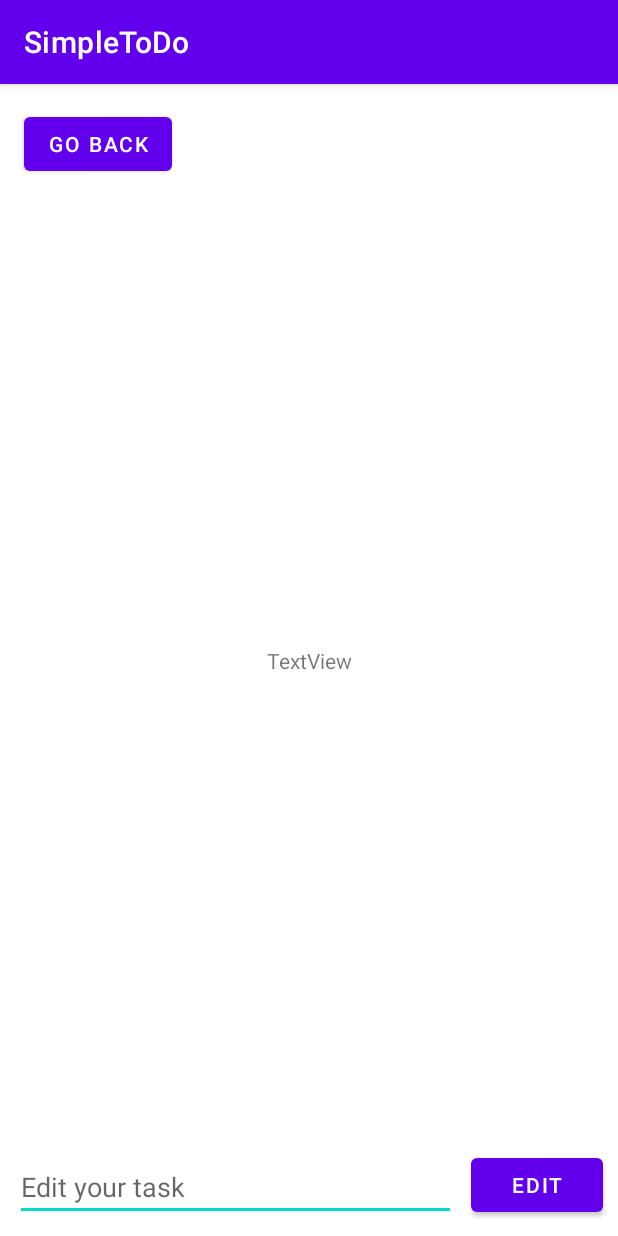
After one commit to naronchen/Mobile_App_Development, an Android app: the EditActivity screen opened directly, with no data from a screen before it, on a phone screen of 412 x 824 dp. The commit adds this screen. Run offline under Robolectric (Android 15) with nearby library versions, the phone set to English and light mode, and no system bars.

Commit message:
Used Intent to create new page for edit activity

```diff
--- a/app/src/main/AndroidManifest.xml
+++ b/app/src/main/AndroidManifest.xml
@@ -9,6 +9,7 @@
         android:roundIcon="@mipmap/ic_launcher_round"
         android:supportsRtl="true"
         android:theme="@style/Theme.SimpleToDo">
+        <activity android:name= ".EditActivity" />
         <activity
             android:name=".MainActivity"
             android:exported="true">
--- /dev/null
+++ b/app/src/main/java/com/example/simpletodo/EditActivity.kt
@@ -0,0 +1,20 @@
+package com.example.simpletodo
+
+import android.os.Bundle
+import android.os.PersistableBundle
+import android.util.Log
+import android.view.View
+import android.widget.Button
+import androidx.appcompat.app.AppCompatActivity
+
+class EditActivity : AppCompatActivity() {
+    override fun onCreate(savedInstanceState: Bundle?) {
+        super.onCreate(savedInstanceState)
+        setContentView(R.layout.activity_edit)
+        val btnBack = findViewById<Button>(R.id.btnBack)
+        btnBack.setOnClickListener{
+            finish()
+        }
+    }
+
+}
--- a/app/src/main/java/com/example/simpletodo/MainActivity.kt
+++ b/app/src/main/java/com/example/simpletodo/MainActivity.kt
@@ -1,5 +1,6 @@
 package com.example.simpletodo
 
+import android.content.Intent
 import androidx.appcompat.app.AppCompatActivity
 import android.os.Bundle
 import android.util.Log
@@ -13,8 +14,8 @@ import java.io.File
 import java.io.IOException
 import java.nio.charset.Charset
 
+
 class MainActivity : AppCompatActivity() {
-
 
     var listOfTasks = mutableListOf<String>()
     lateinit var adapter: TaskItemAdapter
@@ -34,7 +35,14 @@ class MainActivity : AppCompatActivity() {
 
                 saveItem()
             }
+        }
 
+        val onClickListener = object : TaskItemAdapter.OnClickListener {
+            override fun onItemClicked(position: Int) {
+                Log.i("Naron", "Hi from MainActivity onItemClicked")
+                val i = Intent(this@MainActivity, EditActivity::class.java)
+                startActivity(i) // bring EditActivity
+            }
         }
 
 //        listOfTasks.add("ReDo Laundry")
@@ -43,7 +51,7 @@ class MainActivity : AppCompatActivity() {
         //look up recyclerView in layout
         val recyclerView = findViewById<RecyclerView>(R.id.recyclerView)
         //create adapter passing the sample user data
-        adapter = TaskItemAdapter(listOfTasks, onLongClickListener)
+        adapter = TaskItemAdapter(listOfTasks, onLongClickListener, onClickListener)
         //Attach the adapter to the recyclerview to populate items
         recyclerView.adapter = adapter
         recyclerView.layoutManager = LinearLayoutManager( this)
--- a/app/src/main/java/com/example/simpletodo/TaskItemAdapter.kt
+++ b/app/src/main/java/com/example/simpletodo/TaskItemAdapter.kt
@@ -9,13 +9,16 @@ import androidx.recyclerview.widget.RecyclerView
 
 
 // Tel RecycleView how to display the data
-class TaskItemAdapter(private val listOfItems: List<String>, val longClickListener: OnLongClickListener) :
+class TaskItemAdapter(private val listOfItems: List<String>, val longClickListener: OnLongClickListener, val ClickListener: OnClickListener) :
     RecyclerView.Adapter<TaskItemAdapter.ViewHolder>() {
 
     interface OnLongClickListener{
         fun onItemLongClicked(position: Int)
     }
 
+    interface OnClickListener{
+        fun onItemClicked(position: Int)
+    }
 
     override fun onCreateViewHolder(parent: ViewGroup, viewType: Int): TaskItemAdapter.ViewHolder {
         val context = parent.context
@@ -50,6 +53,12 @@ class TaskItemAdapter(private val listOfItems: List<String>, val longClickListen
                 longClickListener.onItemLongClicked(adapterPosition)
                 true
             }
+
+            itemView.setOnClickListener{
+                ClickListener.onItemClicked(adapterPosition)
+                true
+            }
+
         }
 
     }
--- /dev/null
+++ b/app/src/main/res/layout/activity_edit.xml
@@ -0,0 +1,47 @@
+<?xml version="1.0" encoding="utf-8"?>
+<androidx.constraintlayout.widget.ConstraintLayout xmlns:android="http://schemas.android.com/apk/res/android"
+    xmlns:app="http://schemas.android.com/apk/res-auto"
+    xmlns:tools="http://schemas.android.com/tools"
+    android:layout_width="match_parent"
+    android:layout_height="match_parent">
+
+    <Button
+        android:id="@+id/button"
+        android:layout_width="wrap_content"
+        android:layout_height="wrap_content"
+        android:layout_margin="10dp"
+        android:text="Edit"
+        app:layout_constraintBottom_toBottomOf="parent"
+        app:layout_constraintEnd_toEndOf="parent" />
+
+    <EditText
+        android:id="@+id/addTaskField"
+        android:layout_width="0dp"
+        android:layout_height="wrap_content"
+        android:layout_margin="10dp"
+        android:hint="Edit your task"
+        app:layout_constraintBottom_toBottomOf="parent"
+        app:layout_constraintEnd_toStartOf="@+id/button"
+        app:layout_constraintStart_toStartOf="parent" />
+
+    <TextView
+        android:id="@+id/textView2"
+        android:layout_width="wrap_content"
+        android:layout_height="wrap_content"
+        android:text="TextView"
+        app:layout_constraintBottom_toBottomOf="parent"
+        app:layout_constraintEnd_toEndOf="parent"
+        app:layout_constraintHorizontal_bias="0.5"
+        app:layout_constraintStart_toStartOf="parent"
+        app:layout_constraintTop_toTopOf="parent" />
+
+    <Button
+        android:id="@+id/btnBack"
+        android:layout_width="wrap_content"
+        android:layout_height="wrap_content"
+        android:layout_marginStart="16dp"
+        android:layout_marginTop="16dp"
+        android:text="Go back"
+        app:layout_constraintStart_toStartOf="parent"
+        app:layout_constraintTop_toTopOf="parent" />
+</androidx.constraintlayout.widget.ConstraintLayout>
```
